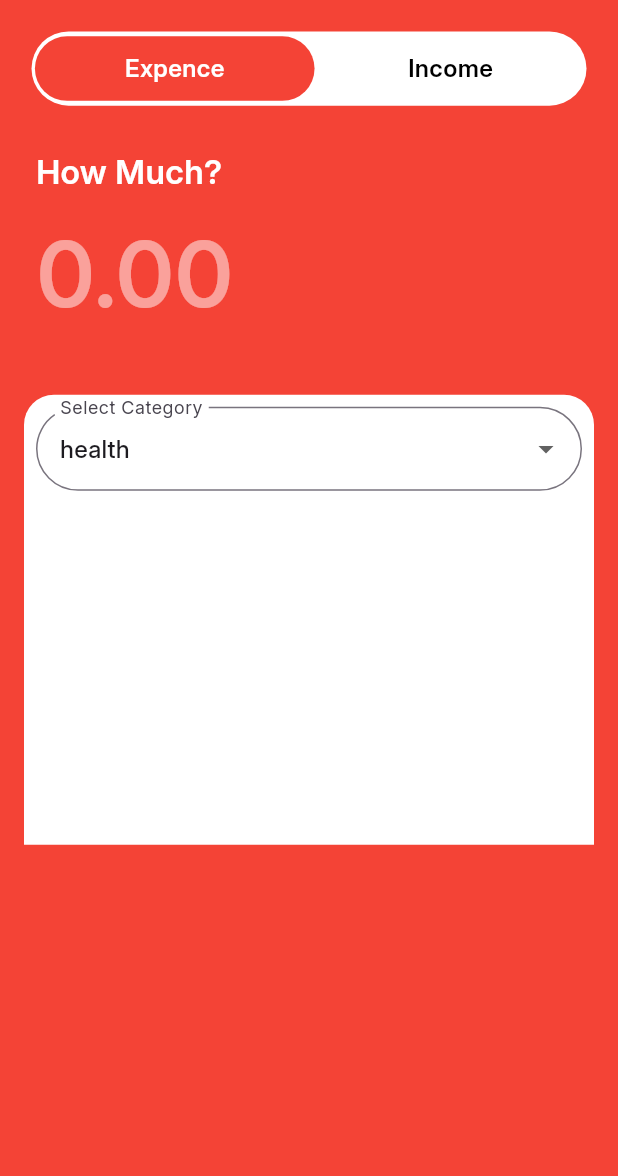
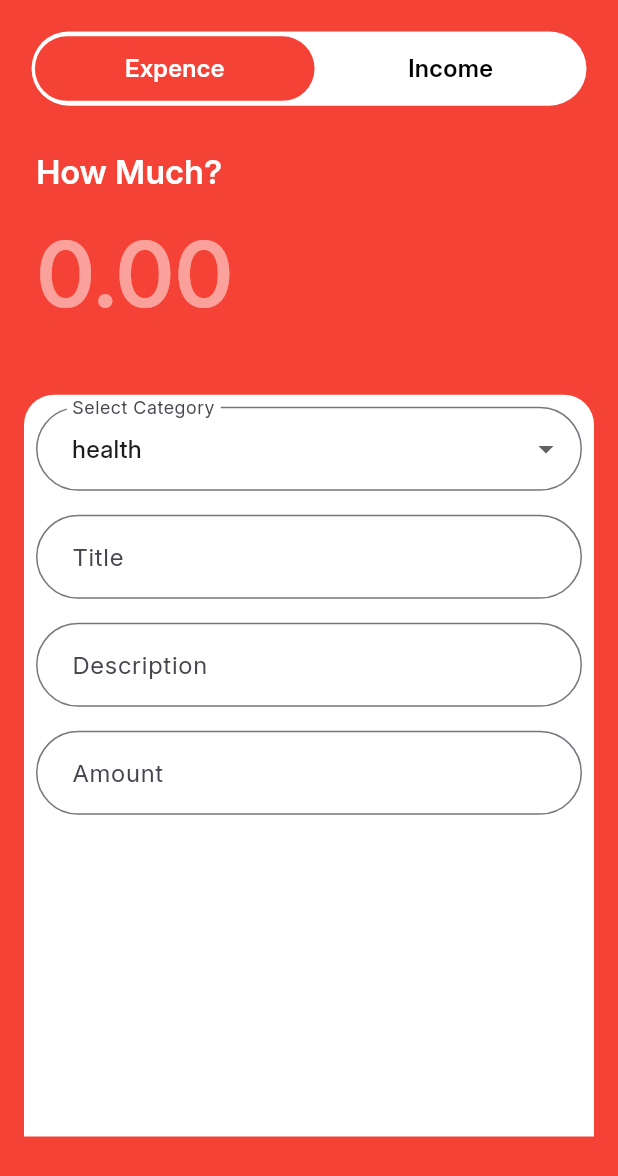
Before and after one commit to Dinethzz/spendly, a Flutter app: the AddNewScreen screen opened directly, on a phone screen of 412 x 824 dp. Shown: the top 1176 px of the screen. Run offline on Flutter 3.47's test engine with Material 3 defaults, Android fonts, the phone set to English and light mode, and no system bars; our stand-ins replace shared_preferences, smooth_page_indicator; accounts and stored records are empty.

Commit message:
title description and amound fields

```diff
--- a/lib/screens/add_new_screen.dart
+++ b/lib/screens/add_new_screen.dart
@@ -17,6 +17,17 @@
   int _selectedMethod = 0;
   ExpenceCategories _expenceCategory = ExpenceCategories.health;
   IncomeCategory _incomeCategory = IncomeCategory.salary;
+  final TextEditingController _titleController = TextEditingController();
+  final TextEditingController _amountController = TextEditingController();
+  final TextEditingController _descriptionController = TextEditingController();
+
+  @override
+  void dispose() {
+    _titleController.dispose();
+    _amountController.dispose();
+    _descriptionController.dispose();
+    super.dispose();
+  }
 
   @override
   Widget build(BuildContext context) {
@@ -100,7 +111,7 @@
 
                   //user data form
                   Container(
-                    height: 300,
+                    height: MediaQuery.of(context).size.height * 0.6,
                     margin: EdgeInsets.only(top: MediaQuery.of(context).size.height * 0.3),
                     decoration: BoxDecoration(
                       color: kWhite,
@@ -121,6 +132,7 @@
                                 border: OutlineInputBorder(
                                   borderRadius: BorderRadius.circular(100),
                                 ),
+                                contentPadding: EdgeInsets.symmetric(horizontal: 20, vertical: kDefaultPadding),
                               ),
                               items: _selectedMethod==0 ? ExpenceCategories.values.map((category) {
                               return DropdownMenuItem(
@@ -146,7 +158,44 @@
                                   _incomeCategory = value as IncomeCategory;
                                 });
                               }
-                            })
+                            }),
+                            const SizedBox(height: 16),
+                            //title field
+                            TextFormField(
+                              controller: _titleController,
+                              decoration: InputDecoration(
+                                labelText: "Title",
+                                border: OutlineInputBorder(
+                                  borderRadius: BorderRadius.circular(100),
+                                ),
+                                contentPadding: EdgeInsets.symmetric(horizontal: 20, vertical: kDefaultPadding),
+                              ),
+                            ),
+                            const SizedBox(height: 16),
+                            //description field
+                            TextFormField(
+                              controller: _descriptionController,
+                              decoration: InputDecoration(
+                                labelText: "Description",
+                                border: OutlineInputBorder(
+                                  borderRadius: BorderRadius.circular(100),
+                                ),
+                                contentPadding: EdgeInsets.symmetric(horizontal: 20, vertical: kDefaultPadding),
+                              ),
+                            ),
+                            const SizedBox(height: 16),
+                            //amount field
+                            TextFormField(
+                              controller: _amountController,
+                              keyboardType: TextInputType.number,
+                              decoration: InputDecoration(
+                                labelText: "Amount",
+                                border: OutlineInputBorder(
+                                  borderRadius: BorderRadius.circular(100),
+                                ),
+                                contentPadding: EdgeInsets.symmetric(horizontal: 20, vertical: kDefaultPadding),
+                              ),
+                            ),
                           ]
                         ),
                       ),
```
